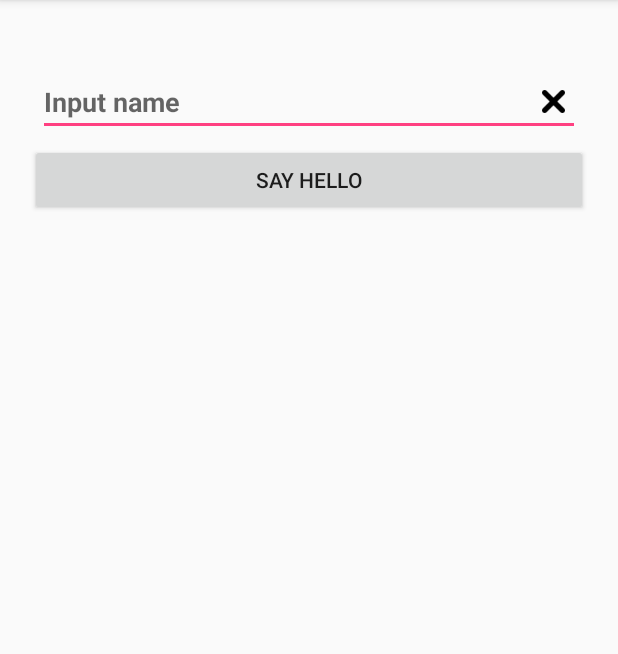
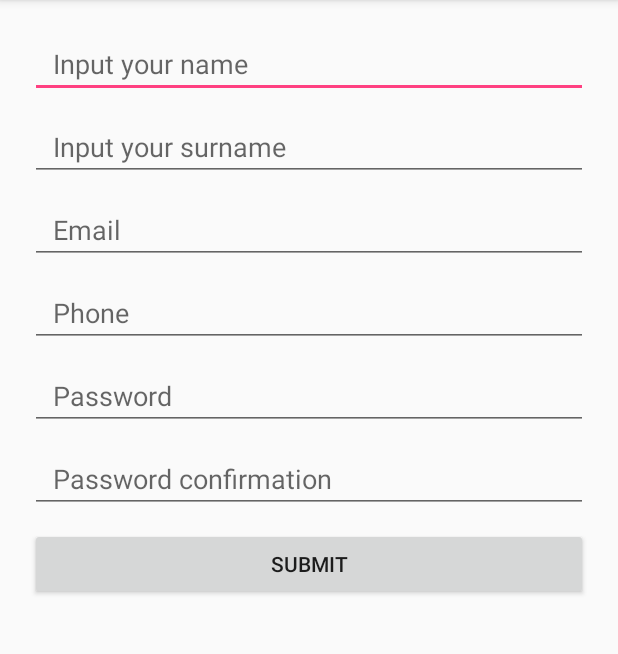
Before and after one commit to Vova0199/NU_LP, an Android app: the screen it shows after launch (MainActivity), on a phone screen of 412 x 824 dp, the part 84-738 px from its top. Run offline under Robolectric (Android 15) with nearby library versions, the phone set to English and light mode, and no system bars.

Commit message:
[+] add 3rd lab

```diff
--- a/3_course/1_semester/labs/app/src/main/java/com/nulp/vp/labs/MainActivity.java
+++ b/3_course/1_semester/labs/app/src/main/java/com/nulp/vp/labs/MainActivity.java
@@ -2,53 +2,110 @@ package com.nulp.vp.labs;
 
 import android.support.v7.app.AppCompatActivity;
 import android.os.Bundle;
-import android.util.Log;
+import android.text.Editable;
+import android.text.TextWatcher;
 import android.view.View;
 import android.widget.Button;
 import android.widget.EditText;
-import android.widget.TextView;
 import android.widget.Toast;
 
+import java.util.regex.Pattern;
+
 public class MainActivity extends AppCompatActivity {
-    private TextView tv_name;
-    private EditText et_name;
-    private Button btn_set_name, btn_clear;
-    private String name;
+    private EditText et_name, et_surname, et_email, et_phone, et_password, et_password_conf;
+    private Button btn_submit;
+    private Pattern p_name, p_email, p_phone, p_password;
+    private Boolean name, surname, email, phone, password, password_confirm;
 
     @Override
     protected void onCreate(Bundle savedInstanceState) {
         super.onCreate(savedInstanceState);
         setContentView(R.layout.activity_main);
-
         init();
-
-        btn_set_name.setOnClickListener(
-                new View.OnClickListener() {
+        validation();
+        btn_submit.setOnClickListener(new View.OnClickListener() {
             @Override
             public void onClick(View view) {
-                        name = et_name.getText().toString();
-                        if (et_name.getText().toString().trim().equals("")) {
-                            Toast.makeText(getApplicationContext(), "Enter your name", Toast.LENGTH_LONG).show();
+                name = validate_field_to_save(et_name, p_name);
+                surname = validate_field_to_save(et_surname, p_name);
+                email = validate_field_to_save(et_email, p_email);
+                phone = validate_field_to_save(et_phone, p_phone);
+                password = validate_field_to_save(et_password, p_password);
+                password_confirm = validate_field_to_save(et_password_conf, p_password);
+
+                if (name && surname && email && phone && password && password_confirm) {
+                    Toast.makeText(getApplicationContext(), "Save", Toast.LENGTH_LONG).show();
+                } else
+                    Toast.makeText(getApplicationContext(), "Please fill out the correct fields", Toast.LENGTH_LONG).show();
+            }
+        });
+    }
+
+    private boolean validate_field_to_save(EditText et_field, Pattern regex) {
+        return et_field.getText().toString().matches(String.valueOf(regex));
+    }
+
+    private void validation() {
+        p_name = Pattern.compile("[A-Z][a-z ,.'-]+$");
+        p_email = Pattern.compile("^\\w+@[a-zA-Z_]+?\\.[a-zA-Z]{2,3}$");
+        p_phone = Pattern.compile("\\(?([0-9]{3})\\)?([ .-]?)([0-9]{3})\\2([0-9]{4})");
+        p_password = Pattern.compile("^(?=.*[A-Za-z])(?=.*\\d)[A-Za-z\\d]{7,}$");
+
+
+        validate_field(et_name, p_name);
+        validate_field(et_surname, p_name);
+        validate_field(et_email, p_email);
+        validate_field(et_phone, p_phone);
+        validate_field(et_password, p_password);
+        validate_field(et_password_conf, p_password);
+    }
+
+
+    private void validate_field(final EditText et_field, final Pattern pattern) {
+        et_field.addTextChangedListener(new TextWatcher() {
+
+            private CharSequence mText;
+
+            private boolean isValid(CharSequence s) {
+                return pattern.matcher(s).matches();
+
+            }
+
+            @Override
+            public void onTextChanged(CharSequence s, int start, int before, int count) {
+                if (isValid(s)) {
+                    et_field.setBackgroundResource(R.drawable.norm);
+
+                } else et_field.setBackgroundResource(R.drawable.error);
+
+                if (!et_password.getText().toString().equals(et_password_conf.getText().toString()) || et_password_conf.getText().toString().equals("")) {
+                    et_password_conf.setBackgroundResource(R.drawable.error);
+                    et_password.setBackgroundResource(R.drawable.error);
                 } else {
-                            tv_name.setText("Hello " + name);
-                            et_name.setText("");
+                    et_password_conf.setBackgroundResource(R.drawable.norm);
+                    et_password.setBackgroundResource(R.drawable.norm);
                 }
             }
-                });
 
-        btn_clear.setOnClickListener(
-                new View.OnClickListener() {
             @Override
-                    public void onClick(View view) {
-                        et_name.setText("");
+            public void beforeTextChanged(CharSequence s, int start, int count,
+                                          int after) {
+            }
+
+            @Override
+            public void afterTextChanged(Editable s) {
+
             }
         });
     }
 
     private void init() {
-        tv_name = findViewById(R.id.tv_name);
-        btn_set_name = findViewById(R.id.btn_set_name);
-        btn_clear = findViewById(R.id.btn_clear);
         et_name = findViewById(R.id.et_name);
+        et_surname = findViewById(R.id.et_last_name);
+        btn_submit = findViewById(R.id.btn_submit);
+        et_email = findViewById(R.id.et_email);
+        et_phone = findViewById(R.id.et_phone);
+        et_password = findViewById(R.id.et_password);
+        et_password_conf = findViewById(R.id.et_password_confr);
     }
 }
--- /dev/null
+++ b/3_course/1_semester/labs/app/src/main/res/drawable/error.xml
@@ -0,0 +1,9 @@
+<?xml version="1.0" encoding="utf-8"?>
+<shape xmlns:android="http://schemas.android.com/apk/res/android">
+
+
+    <solid android:color="#ffffff" />
+    <stroke android:width="1dp" android:color="#ff00" />
+    <corners android:radius="5dp" />
+
+</shape>
--- /dev/null
+++ b/3_course/1_semester/labs/app/src/main/res/drawable/norm.xml
@@ -0,0 +1,11 @@
+<?xml version="1.0" encoding="utf-8"?>
+<shape xmlns:android="http://schemas.android.com/apk/res/android">
+
+
+    <solid android:color="#ffffff" />
+    <stroke
+        android:width="1dp"
+        android:color="#0059ff" />
+    <corners android:radius="5dp" />
+
+</shape>
--- a/3_course/1_semester/labs/app/src/main/res/layout/activity_main.xml
+++ b/3_course/1_semester/labs/app/src/main/res/layout/activity_main.xml
@@ -7,49 +7,81 @@
     tools:context=".MainActivity"
     android:padding="20dp">
 
-
     <LinearLayout
         android:layout_width="match_parent"
         android:layout_height="match_parent"
         android:orientation="vertical">
 
-        <FrameLayout
-            android:layout_width="fill_parent"
-            android:layout_height="wrap_content"
-            android:padding="5dp">
-
         <EditText
             android:id="@+id/et_name"
             android:layout_width="match_parent"
             android:layout_height="wrap_content"
-                android:layout_marginTop="20dp"
-                android:textStyle="bold"
-                android:hint="@string/input_name"
+            android:hint="@string/input_your_name"
+            android:inputType="textAutoComplete"
+            android:layout_marginBottom="10dp"
+            android:maxLines="1"
+            android:paddingLeft="15dp"
             android:singleLine="true" />
 
-            <Button
-                android:id="@+id/btn_clear"
-                android:layout_width="15dp"
-                android:layout_marginTop="10dp"
-                android:layout_marginEnd="10dp"
-                android:layout_height="15dp"
-                android:layout_gravity="right|center_vertical"
-                android:background="@drawable/delete" />
-
-        </FrameLayout>
-
-        <Button
-            android:id="@+id/btn_set_name"
+        <EditText
+            android:id="@+id/et_last_name"
             android:layout_width="match_parent"
             android:layout_height="wrap_content"
-            android:text="@string/say_hello" />
+            android:hint="@string/input_your_surname"
+            android:inputType="textAutoComplete"
+            android:layout_marginBottom="10dp"
+            android:paddingLeft="15dp"
+            android:maxLines="1"
+            android:singleLine="true" />
 
-        <TextView
-            android:id="@+id/tv_name"
+        <EditText
+            android:id="@+id/et_email"
             android:layout_width="match_parent"
             android:layout_height="wrap_content"
-            android:textSize="20sp"
-            android:gravity="center" />
+            android:paddingLeft="15dp"
+            android:hint="@string/email"
+            android:inputType="textAutoComplete"
+            android:layout_marginBottom="10dp"
+            android:maxLines="1"
+            android:singleLine="true" />
+        <EditText
+            android:id="@+id/et_phone"
+            android:layout_width="match_parent"
+            android:layout_height="wrap_content"
+            android:hint="@string/phone"
+            android:paddingLeft="15dp"
+            android:inputType="textAutoComplete"
+            android:layout_marginBottom="10dp"
+            android:maxLines="1"
+            android:singleLine="true" />
+
+        <EditText
+            android:id="@+id/et_password"
+            android:layout_width="match_parent"
+            android:layout_height="wrap_content"
+            android:hint="@string/password"
+            android:inputType="textPassword"
+            android:paddingLeft="15dp"
+            android:layout_marginBottom="10dp"
+            android:maxLines="1"
+            android:singleLine="true" />
+
+        <EditText
+            android:id="@+id/et_password_confr"
+            android:layout_width="match_parent"
+            android:layout_height="wrap_content"
+            android:hint="@string/password_confirmation"
+            android:paddingLeft="15dp"
+            android:inputType="textPassword"
+            android:layout_marginBottom="10dp"
+            android:maxLines="1"
+            android:singleLine="true" />
+        <Button
+            android:id="@+id/btn_submit"
+            android:layout_width="match_parent"
+            android:layout_height="wrap_content"
+            android:text="Submit"/>
     </LinearLayout>
 
+
 </RelativeLayout>
--- a/3_course/1_semester/labs/app/src/main/res/values/strings.xml
+++ b/3_course/1_semester/labs/app/src/main/res/values/strings.xml
@@ -3,4 +3,10 @@
     <string name="text_for_first_textView">Hello world!!!</string>
     <string name="input_name">Input name</string>
     <string name="say_hello">Say hello</string>
+    <string name="input_your_name">Input your name</string>
+    <string name="input_your_surname">Input your surname</string>
+    <string name="email">Email</string>
+    <string name="phone">Phone</string>
+    <string name="password">Password</string>
+    <string name="password_confirmation">Password confirmation</string>
 </resources>
```
Lines whose indentation alone changed are shown as unchanged.
